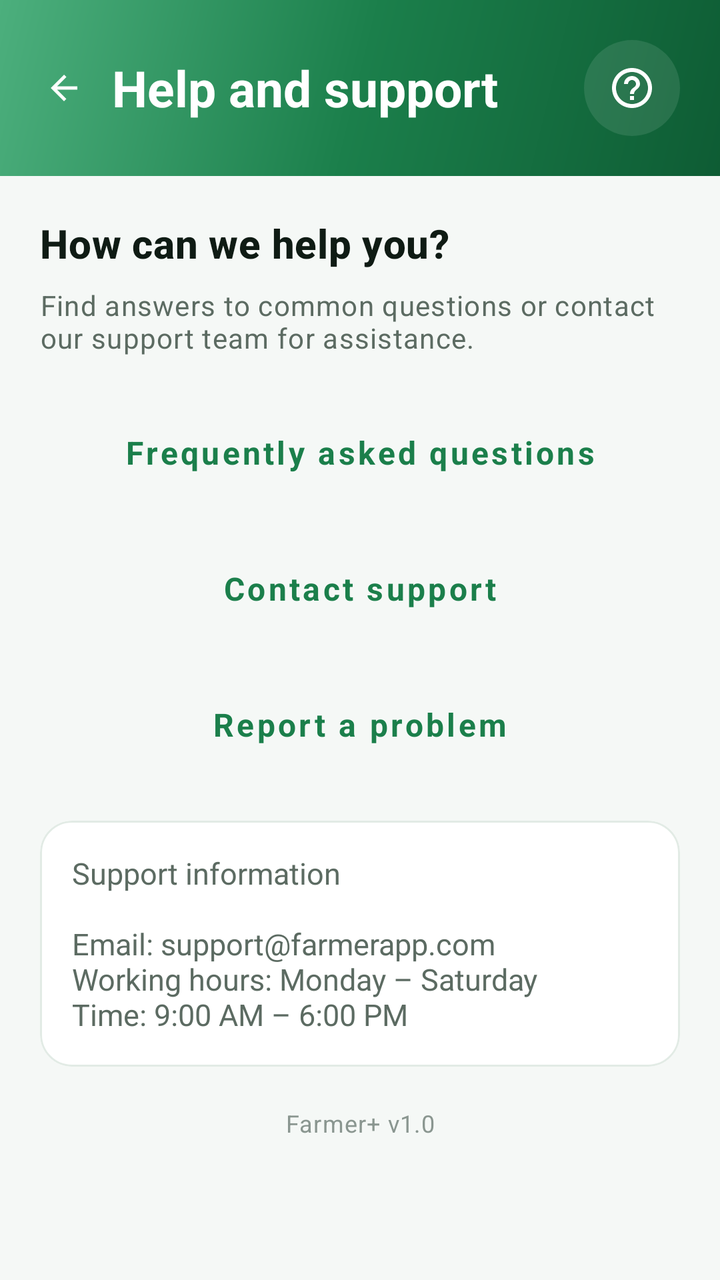
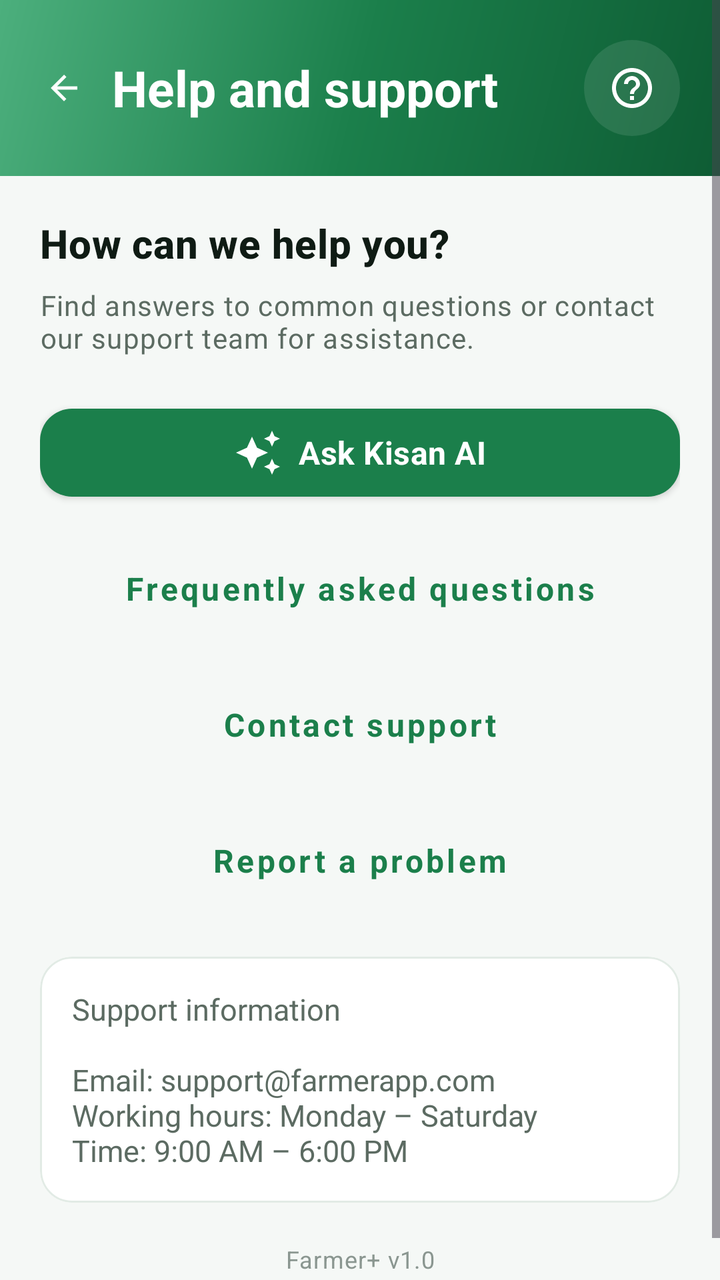

The first picture is an Android layout as it rendered before a commit; the second is the same layout after the commit. The layout source and the unified diff follow.
<!-- AndroidManifest.xml: application theme Theme.farmer -->
<!-- res/layout/activity_help_support.xml -->
<?xml version="1.0" encoding="utf-8"?>
<ScrollView
    xmlns:android="http://schemas.android.com/apk/res/android"
    xmlns:app="http://schemas.android.com/apk/res-auto"
    android:layout_width="match_parent"
    android:layout_height="match_parent"
    android:background="@color/background"
    android:fillViewport="true">

    <LinearLayout
        android:layout_width="match_parent"
        android:layout_height="wrap_content"
        android:orientation="vertical">

        
        <LinearLayout
            android:layout_width="match_parent"
            android:layout_height="wrap_content"
            android:background="@drawable/bg_gradient_hero"
            android:gravity="center_vertical"
            android:orientation="horizontal"
            android:paddingHorizontal="@dimen/screen_padding"
            android:paddingTop="@dimen/space_xl"
            android:paddingBottom="@dimen/space_xl">

            <ImageView
                android:id="@+id/back_button"
                android:layout_width="24dp"
                android:layout_height="24dp"
                android:background="?attr/selectableItemBackgroundBorderless"
                android:contentDescription="@string/navigate_back"
                android:padding="@dimen/space_xxs"
                android:src="@drawable/ic_arrow_back"
                app:tint="@color/white" />

            <TextView
                android:layout_width="0dp"
                android:layout_height="wrap_content"
                android:layout_marginStart="@dimen/space_md"
                android:layout_weight="1"
                android:fontFamily="sans-serif-medium"
                android:text="@string/help_title"
                android:textColor="@color/white"
                android:textSize="25sp"
                android:textStyle="bold" />

            <FrameLayout
                android:layout_width="48dp"
                android:layout_height="48dp">

                <View
                    android:layout_width="48dp"
                    android:layout_height="48dp"
                    android:background="@drawable/bg_circle_white_glass" />

                <ImageView
                    android:layout_width="24dp"
                    android:layout_height="24dp"
                    android:layout_gravity="center"
                    android:contentDescription="@null"
                    android:src="@drawable/ic_help"
                    app:tint="@color/white" />
            </FrameLayout>
        </LinearLayout>

        <LinearLayout
            android:layout_width="match_parent"
            android:layout_height="wrap_content"
            android:orientation="vertical"
            android:paddingHorizontal="@dimen/screen_padding"
            android:paddingTop="@dimen/space_xl"
            android:paddingBottom="@dimen/space_2xl">

            <TextView
                style="@style/Text.Title"
                android:layout_width="match_parent"
                android:layout_height="wrap_content"
                android:text="@string/help_welcome" />

            <TextView
                style="@style/Text.Body"
                android:layout_width="match_parent"
                android:layout_height="wrap_content"
                android:layout_marginTop="@dimen/space_sm"
                android:layout_marginBottom="@dimen/space_xl"
                android:text="@string/help_intro" />

            <Button
                android:id="@+id/faq_button"
                style="@style/Widget.Farmer.Button.Secondary"
                android:layout_width="match_parent"
                android:layout_marginBottom="@dimen/space_md"
                android:text="@string/help_faq"
                app:icon="@drawable/ic_help"
                app:iconGravity="textStart" />

            <Button
                android:id="@+id/contact_support_button"
                style="@style/Widget.Farmer.Button.Secondary"
                android:layout_width="match_parent"
                android:layout_marginBottom="@dimen/space_md"
                android:text="@string/help_contact"
                app:icon="@drawable/ic_phone"
                app:iconGravity="textStart" />

            <Button
                android:id="@+id/report_problem_button"
                style="@style/Widget.Farmer.Button.Secondary"
                android:layout_width="match_parent"
                android:layout_marginBottom="@dimen/space_xl"
                android:text="@string/help_report"
                app:icon="@drawable/ic_edit"
                app:iconGravity="textStart" />

            <com.google.android.material.card.MaterialCardView
                android:layout_width="match_parent"
                android:layout_height="wrap_content"
                app:cardBackgroundColor="@color/surface"
                app:cardCornerRadius="@dimen/radius_md"
                app:cardElevation="0dp"
                app:strokeColor="@color/border"
                app:strokeWidth="1dp">

                <TextView
                    android:layout_width="match_parent"
                    android:layout_height="wrap_content"
                    android:padding="@dimen/space_lg"
                    android:text="@string/help_info"
                    android:textColor="@color/text_secondary"
                    android:textSize="15sp" />
            </com.google.android.material.card.MaterialCardView>

            <TextView
                style="@style/Text.Caption"
                android:layout_width="match_parent"
                android:layout_height="wrap_content"
                android:layout_marginTop="@dimen/space_xl"
                android:gravity="center"
                android:text="@string/app_version" />

        </LinearLayout>
    </LinearLayout>

</ScrollView>
<!-- resources referenced by this layout -->
<resources>
  <color name="background">#F5F8F6</color>
  <color name="border">#E2EBE5</color>
  <color name="surface">#FFFFFF</color>
  <color name="text_secondary">#5C6B62</color>
  <color name="white">#FFFFFFFF</color>
  <dimen name="radius_md">16dp</dimen>
  <dimen name="screen_padding">20dp</dimen>
  <dimen name="space_2xl">24dp</dimen>
  <dimen name="space_lg">16dp</dimen>
  <dimen name="space_md">12dp</dimen>
  <dimen name="space_sm">8dp</dimen>
  <dimen name="space_xl">20dp</dimen>
  <dimen name="space_xxs">2dp</dimen>
  <!-- drawable bg_circle_white_glass (drawable) -->
  <?xml version="1.0" encoding="utf-8"?>
  <shape xmlns:android="http://schemas.android.com/apk/res/android"
      android:shape="oval">
      <solid android:color="@color/overlay_light" />
  </shape>
  <string name="app_version">Farmer+ v1.0</string>
  <string name="help_contact">Contact support</string>
  <string name="help_faq">Frequently asked questions</string>
  <string name="help_info">Support information\n\nEmail: support@farmerapp.com\nWorking hours: Monday – Saturday\nTime: 9:00 AM – 6:00 PM</string>
  <string name="help_intro">Find answers to common questions or contact our support team for assistance.</string>
  <string name="help_report">Report a problem</string>
  <string name="help_title">Help and support</string>
  <string name="help_welcome">How can we help you?</string>
  <string name="navigate_back">Navigate back</string>
  <style name="Text.Body" parent="TextAppearance.MaterialComponents.Body1">
          <item name="android:textColor">@color/text_secondary</item>
          <item name="android:textSize">14sp</item>
      </style>
  <style name="Text.Caption" parent="TextAppearance.MaterialComponents.Caption">
          <item name="android:textColor">@color/text_tertiary</item>
          <item name="android:textSize">12sp</item>
      </style>
  <style name="Text.Title" parent="TextAppearance.MaterialComponents.Headline6">
          <item name="android:textColor">@color/text_primary</item>
          <item name="android:textSize">20sp</item>
          <item name="android:textStyle">bold</item>
      </style>
  <style name="Theme.farmer" parent="Base.Theme.farmer">
      </style>
  <color name="overlay_light">#1AFFFFFF</color>
  <color name="primary_dark">#0E5C34</color>
  <color name="primary">#1B7F4B</color>
  <color name="primary_light">#4CAF7D</color>
  <color name="text_primary">#0F1B14</color>
  <color name="text_tertiary">#8A9690</color>
  <dimen name="button_height">56dp</dimen>
  <color name="text_on_primary">#FFFFFF</color>
  <color name="accent">#F5A623</color>
  <color name="accent_dark">#D88A0A</color>
  <color name="surface_muted">#EDF2EF</color>
  <style name="Widget.Farmer.BottomNav" parent="Widget.MaterialComponents.BottomNavigationView.Colored">
          <item name="itemIconTint">@color/selector_bottom_nav</item>
          <item name="itemTextColor">@color/selector_bottom_nav</item>
          <item name="itemActiveIndicatorStyle">@null</item>
          <item name="backgroundTint">@color/surface</item>
      </style>
  <!-- unchanged entries left out for length: 8 -->
</resources>

<!-- the commit's change to res/layout/activity_help_support.xml (unified diff, before → after) -->
@@ -85,6 +85,15 @@
                 android:layout_marginBottom="@dimen/space_xl"
                 android:text="@string/help_intro" />
 
+            <com.google.android.material.button.MaterialButton
+                android:id="@+id/ai_support_button"
+                style="@style/Widget.Farmer.Button.Primary"
+                android:layout_width="match_parent"
+                android:layout_marginBottom="@dimen/space_md"
+                android:text="@string/ai_open"
+                app:icon="@drawable/ic_ai"
+                app:iconGravity="textStart" />
+
             <Button
                 android:id="@+id/faq_button"
                 style="@style/Widget.Farmer.Button.Secondary"
<!-- resource entries referenced after the edit -->
@@ -19,6 +19,18 @@
       android:shape="oval">
       <solid android:color="@color/overlay_light" />
   </shape>
+  <!-- drawable ic_ai (drawable) -->
+  <vector xmlns:android="http://schemas.android.com/apk/res/android"
+      android:width="24dp"
+      android:height="24dp"
+      android:viewportWidth="24"
+      android:viewportHeight="24"
+      android:tint="?attr/colorControlNormal">
+      <path
+          android:fillColor="@android:color/white"
+          android:pathData="M19,9l1.25,-2.75L23,5l-2.75,-1.25L19,1l-1.25,2.75L15,5l2.75,1.25L19,9zM11.5,9.5L9,4L6.5,9.5L1,12l5.5,2.5L9,20l2.5,-5.5L17,12l-5.5,-2.5zM19,15l-1.25,2.75L15,19l2.75,1.25L19,23l1.25,-2.75L23,19l-2.75,-1.25L19,15z" />
+  </vector>
+  <string name="ai_open">Ask Kisan AI</string>
   <string name="app_version">Farmer+ v1.0</string>
   <string name="help_contact">Contact support</string>
   <string name="help_faq">Frequently asked questions</string>
